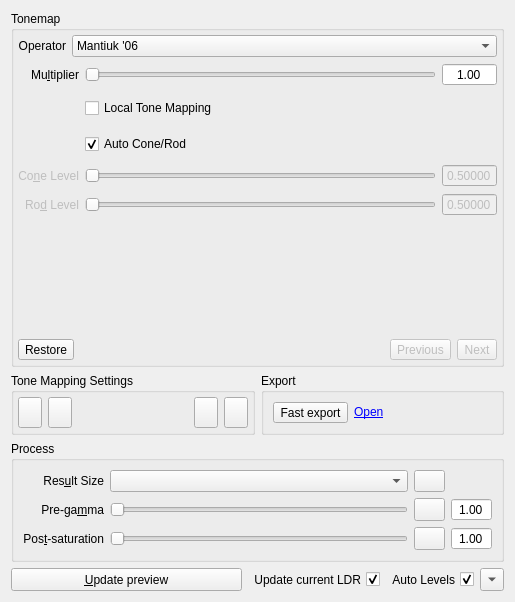
LuminanceHDR/LuminanceHDR, file src/TonemappingPanel/TonemappingPanel.ui: the form before one commit.
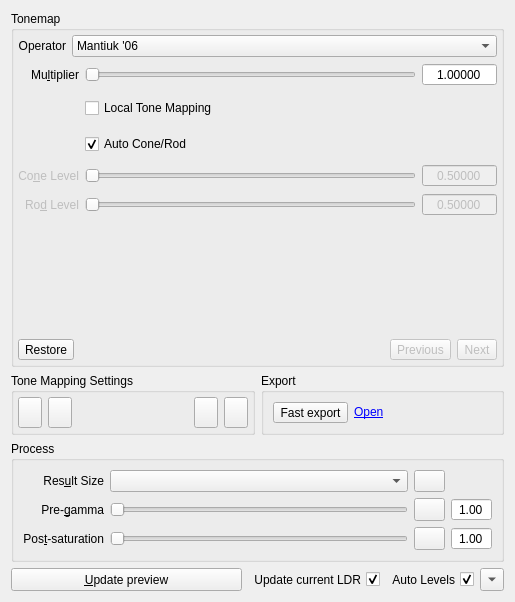
The form after the commit. The open tabs and pages were chosen to show the change. Icons and pictures are not drawn.

```diff
--- a/src/TonemappingPanel/TonemappingPanel.ui
+++ b/src/TonemappingPanel/TonemappingPanel.ui
@@ -389,7 +389,7 @@
            <string>Gamma applied before tonemapping</string>
           </property>
           <property name="text">
-           <string>Pre-ga&amp;mma</string>
+           <string>Pre-&amp;gamma</string>
           </property>
           <property name="alignment">
            <set>Qt::AlignRight|Qt::AlignTrailing|Qt::AlignVCenter</set>
@@ -3140,7 +3140,13 @@
                <cursorShape>PointingHandCursor</cursorShape>
               </property>
               <property name="maximum">
-               <number>1000</number>
+               <number>100000</number>
+              </property>
+              <property name="singleStep">
+               <number>10</number>
+              </property>
+              <property name="pageStep">
+               <number>100</number>
               </property>
               <property name="orientation">
                <enum>Qt::Horizontal</enum>
@@ -3156,7 +3162,7 @@
                <enum>QAbstractSpinBox::NoButtons</enum>
               </property>
               <property name="decimals">
-               <number>2</number>
+               <number>5</number>
               </property>
               <property name="minimum">
                <double>0.000000000000000</double>
@@ -3237,14 +3243,14 @@
                <cursorShape>PointingHandCursor</cursorShape>
               </property>
               <property name="maximum">
-               <number>1000</number>
+               <number>3000</number>
               </property>
               <property name="singleStep">
-               <number>1</number>
-              </property>
-              <property name="pageStep">
                <number>10</number>
               </property>
+              <property name="pageStep">
+               <number>100</number>
+              </property>
               <property name="orientation">
                <enum>Qt::Horizontal</enum>
               </property>
@@ -3302,7 +3308,7 @@
                <number>5</number>
               </property>
               <property name="maximum">
-               <double>1.000000000000000</double>
+               <double>30.000000000000000</double>
               </property>
               <property name="singleStep">
                <double>0.010000000000000</double>
@@ -3364,14 +3370,14 @@
                <cursorShape>PointingHandCursor</cursorShape>
               </property>
               <property name="maximum">
-               <number>1000</number>
+               <number>3000</number>
               </property>
               <property name="singleStep">
-               <number>1</number>
-              </property>
-              <property name="pageStep">
                <number>10</number>
               </property>
+              <property name="pageStep">
+               <number>100</number>
+              </property>
               <property name="orientation">
                <enum>Qt::Horizontal</enum>
               </property>
@@ -3392,7 +3398,7 @@
                <number>5</number>
               </property>
               <property name="maximum">
-               <double>1.000000000000000</double>
+               <double>30.000000000000000</double>
               </property>
               <property name="singleStep">
                <double>0.010000000000000</double>
```
